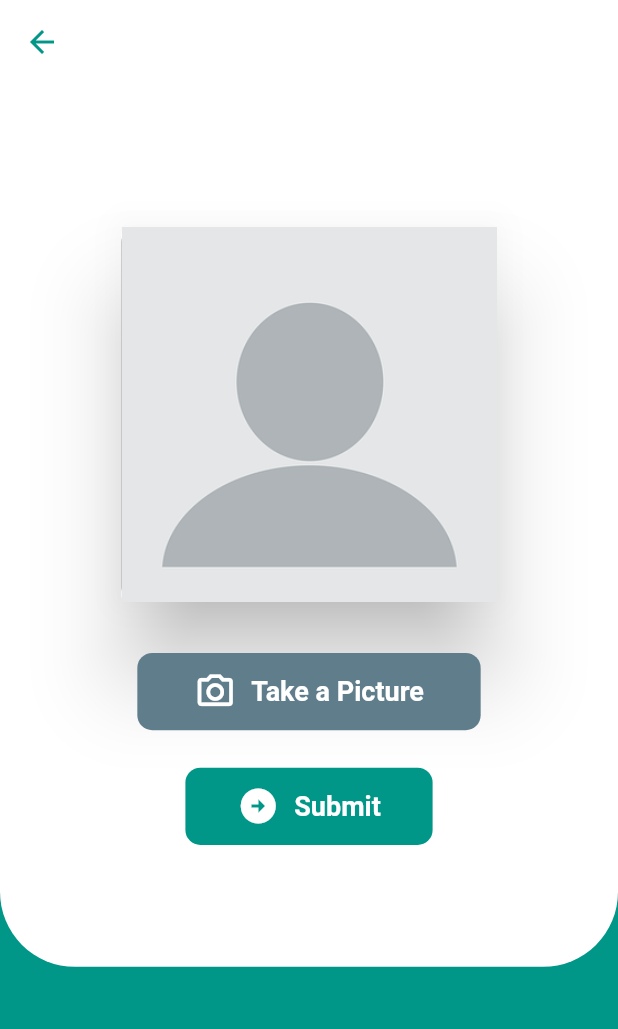
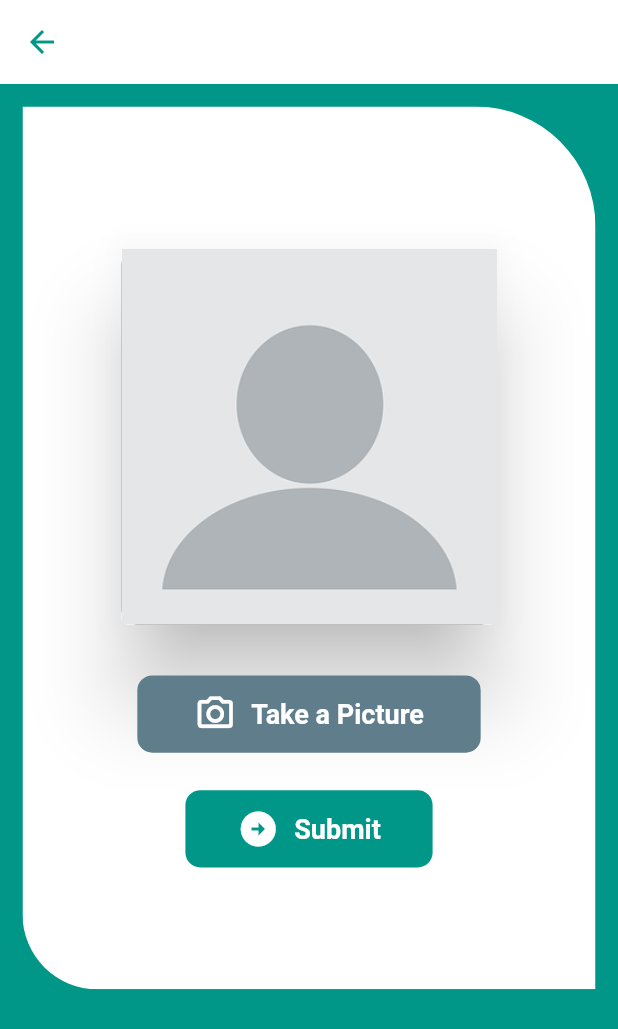
Before and after one commit to Tahmina-Bristy7/Attendance_app, a Flutter app: the screen it shows after launch, after a tap on "Login", on a phone screen of 412 x 824 dp. Shown: the top 1029 px of the screen. Run offline on Flutter 3.47's test engine with Material 2 defaults, Android fonts, the phone set to English and light mode, and no system bars; our stand-ins replace geocoding, geolocator, image_picker.

```diff
--- a/lib/Screens/homepage.dart
+++ b/lib/Screens/homepage.dart
@@ -85,13 +85,17 @@ class _HomePageState extends State<HomePage> {
           },
         ),
       ),
-      body: Container(
+      body: Padding(
+        padding: const EdgeInsets.only(top: 15, left: 15, right: 15),
+        child: ClipRRect(
+          borderRadius: BorderRadius.only(topRight: Radius.circular(80)),
+          child: Container(
             height: MediaQuery.of(context).size.height / 1.4,
             width: MediaQuery.of(context).size.width,
             decoration: const BoxDecoration(
                 color: Colors.white,
                 borderRadius: BorderRadius.only(
-                bottomRight: Radius.circular(50),
+                    //bottomRight: Radius.circular(50),
                     bottomLeft: Radius.circular(50))),
             child: Center(
               child: Column(
@@ -156,6 +160,8 @@ class _HomePageState extends State<HomePage> {
               ),
             ),
           ),
+        ),
+      ),
     );
   }
 }
--- a/lib/Screens/login_page.dart
+++ b/lib/Screens/login_page.dart
@@ -148,7 +148,11 @@ class _LoginPageState extends State<LoginPage> {
                                     MaterialPageRoute(
                                         builder: (_) => HomePage()));
                               },
-                              child: const Text('Login'),
+                              child: const Text(
+                                'Login',
+                                style: TextStyle(
+                                    fontSize: 18, fontWeight: FontWeight.bold),
+                              ),
                             ))
                       ],
                     ),
```
Also changed, not shown: lib/Screens/login_screen.dart (deleted, +0 -36 lines). Lines whose indentation alone changed are shown as unchanged.
